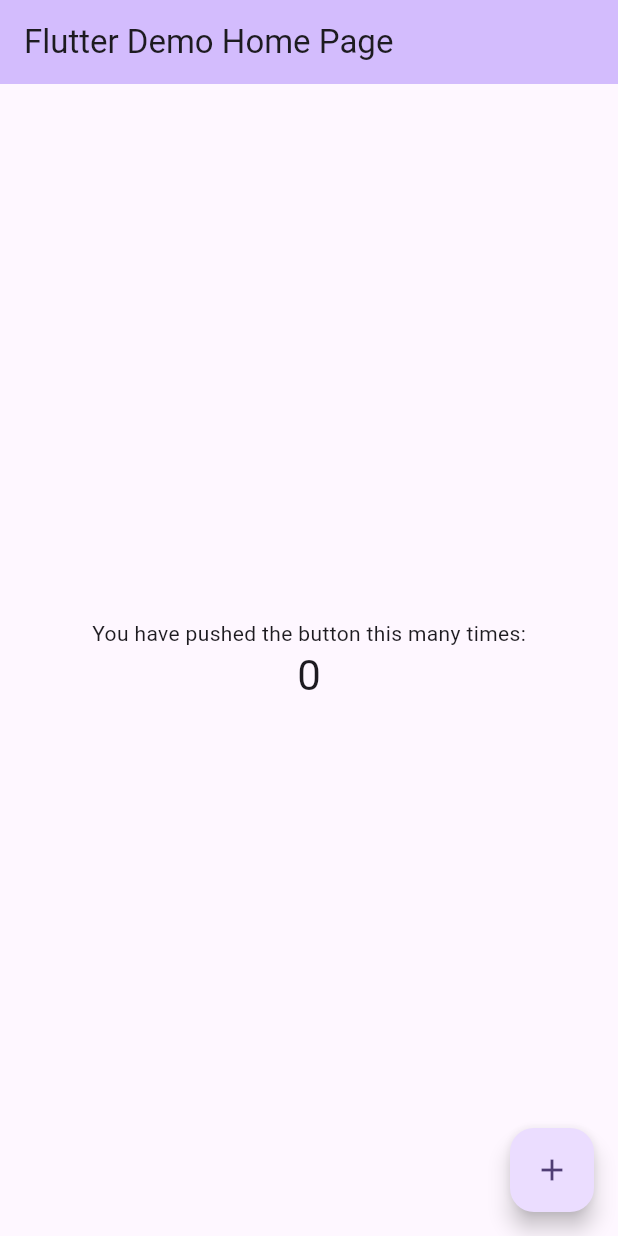
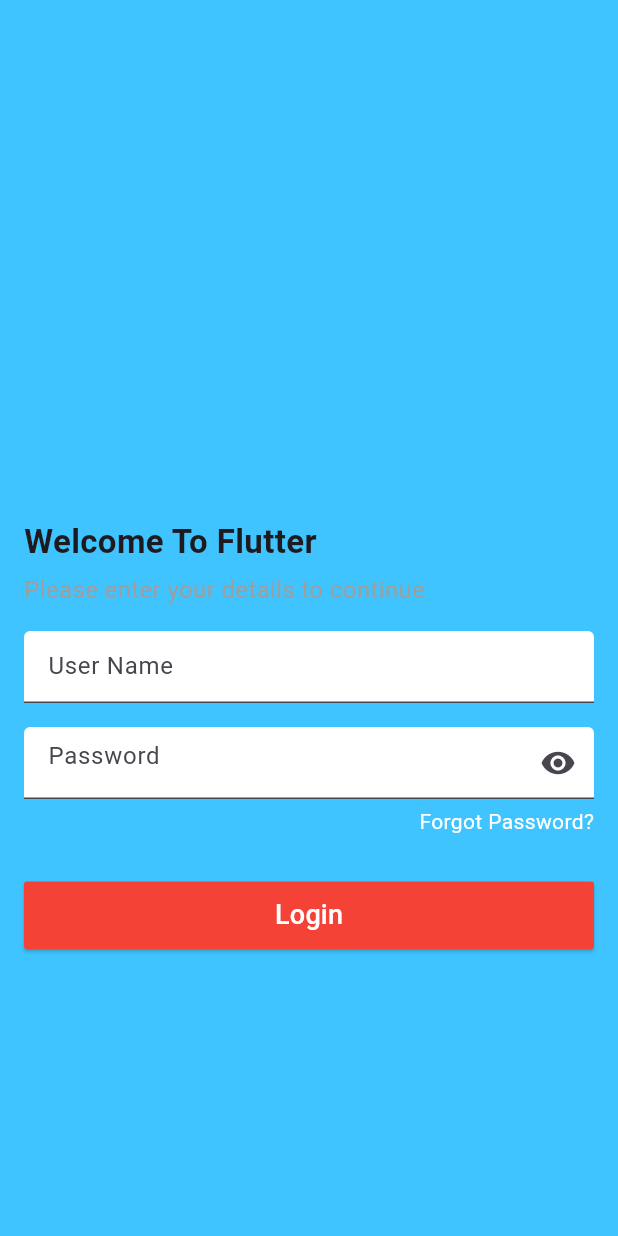
Before and after one commit to SaifulIslam123/cognizant_assessment, a Flutter app: the screen it shows after launch, on a phone screen of 412 x 824 dp. Run offline on Flutter 3.47's test engine with Material 3 defaults, Android fonts, the phone set to English and light mode, and no system bars.

Commit message:
Login ui layout implement

```diff
--- a/lib/main.dart
+++ b/lib/main.dart
@@ -1,3 +1,4 @@
+import 'package:cognizant_assessment/routes/LoginRoute.dart';
 import 'package:flutter/material.dart';
 
 void main() {
@@ -31,95 +32,7 @@ class MyApp extends StatelessWidget {
         colorScheme: ColorScheme.fromSeed(seedColor: Colors.deepPurple),
         useMaterial3: true,
       ),
-      home: const MyHomePage(title: 'Flutter Demo Home Page'),
+      home:  const LoginRoute(),
     );
   }
 }
-
-class MyHomePage extends StatefulWidget {
-  const MyHomePage({super.key, required this.title});
-
-  // This widget is the home page of your application. It is stateful, meaning
-  // that it has a State object (defined below) that contains fields that affect
-  // how it looks.
-
-  // This class is the configuration for the state. It holds the values (in this
-  // case the title) provided by the parent (in this case the App widget) and
-  // used by the build method of the State. Fields in a Widget subclass are
-  // always marked "final".
-
-  final String title;
-
-  @override
-  State<MyHomePage> createState() => _MyHomePageState();
-}
-
-class _MyHomePageState extends State<MyHomePage> {
-  int _counter = 0;
-
-  void _incrementCounter() {
-    setState(() {
-      // This call to setState tells the Flutter framework that something has
-      // changed in this State, which causes it to rerun the build method below
-      // so that the display can reflect the updated values. If we changed
-      // _counter without calling setState(), then the build method would not be
-      // called again, and so nothing would appear to happen.
-      _counter++;
-    });
-  }
-
-  @override
-  Widget build(BuildContext context) {
-    // This method is rerun every time setState is called, for instance as done
-    // by the _incrementCounter method above.
-    //
-    // The Flutter framework has been optimized to make rerunning build methods
-    // fast, so that you can just rebuild anything that needs updating rather
-    // than having to individually change instances of widgets.
-    return Scaffold(
-      appBar: AppBar(
-        // TRY THIS: Try changing the color here to a specific color (to
-        // Colors.amber, perhaps?) and trigger a hot reload to see the AppBar
-        // change color while the other colors stay the same.
-        backgroundColor: Theme.of(context).colorScheme.inversePrimary,
-        // Here we take the value from the MyHomePage object that was created by
-        // the App.build method, and use it to set our appbar title.
-        title: Text(widget.title),
-      ),
-      body: Center(
-        // Center is a layout widget. It takes a single child and positions it
-        // in the middle of the parent.
-        child: Column(
-          // Column is also a layout widget. It takes a list of children and
-          // arranges them vertically. By default, it sizes itself to fit its
-          // children horizontally, and tries to be as tall as its parent.
-          //
-          // Column has various properties to control how it sizes itself and
-          // how it positions its children. Here we use mainAxisAlignment to
-          // center the children vertically; the main axis here is the vertical
-          // axis because Columns are vertical (the cross axis would be
-          // horizontal).
-          //
-          // TRY THIS: Invoke "debug painting" (choose the "Toggle Debug Paint"
-          // action in the IDE, or press "p" in the console), to see the
-          // wireframe for each widget.
-          mainAxisAlignment: MainAxisAlignment.center,
-          children: <Widget>[
-            const Text(
-              'You have pushed the button this many times:',
-            ),
-            Text(
-              '$_counter',
-              style: Theme.of(context).textTheme.headlineMedium,
-            ),
-          ],
-        ),
-      ),
-      floatingActionButton: FloatingActionButton(
-        onPressed: _incrementCounter,
-        tooltip: 'Increment',
-        child: const Icon(Icons.add),
-      ), // This trailing comma makes auto-formatting nicer for build methods.
-    );
-  }
-}
--- /dev/null
+++ b/lib/routes/LoginRoute.dart
@@ -0,0 +1,110 @@
+import 'package:flutter/material.dart';
+
+class LoginRoute extends StatefulWidget {
+  const LoginRoute({super.key});
+
+  @override
+  State<StatefulWidget> createState() => _LoginState();
+}
+
+class _LoginState extends State<LoginRoute> {
+  final _userNameController = TextEditingController();
+  final _passwordController = TextEditingController();
+  final _formKey = GlobalKey<FormState>();
+  bool _isObscure = true;
+
+  @override
+  Widget build(BuildContext context) {
+    return SafeArea(
+      child: Scaffold(
+        resizeToAvoidBottomInset: false,
+        body: Container(
+          color: Colors.lightBlueAccent,
+          child: Column(
+            children: [
+              Expanded(flex: 40, child: Container()),
+              Expanded(
+                  flex: 60,
+                  child: Container(
+                    margin: const EdgeInsets.all(16),
+                    alignment: Alignment.topLeft,
+                    child: Form(
+                      key: _formKey,
+                      child: Column(
+                        crossAxisAlignment: CrossAxisAlignment.start,
+                        children: [
+                          const Text(
+                            'Welcome To Flutter',
+                            style: TextStyle(
+                                fontWeight: FontWeight.bold, fontSize: 22),
+                          ),
+                          const SizedBox(height: 5),
+                          const Text(
+                            'Please enter your details to continue',
+                            style: TextStyle(
+                                fontWeight: FontWeight.normal,
+                                fontSize: 16,
+                                color: Colors.grey),
+                          ),
+                          const SizedBox(height: 16),
+                          TextFormField(
+                            controller: _userNameController,
+                            decoration: const InputDecoration(
+                              filled: true,
+                              fillColor: Colors.white,
+                              hintText: 'User Name',
+                            ),
+                          ),
+                          const SizedBox(height: 16),
+                          TextFormField(
+                            obscureText: _isObscure,
+                            controller: _passwordController,
+                            decoration: InputDecoration(
+                                suffixIcon: IconButton(
+                                    onPressed: () {
+                                      setState(() {
+                                        _isObscure = !_isObscure;
+                                      });
+                                    },
+                                    icon: Icon(_isObscure
+                                        ? Icons.visibility
+                                        : Icons.visibility_off)),
+                                filled: true,
+                                fillColor: Colors.white,
+                                hintText: 'Password'),
+                          ),
+                          const SizedBox(height: 5),
+                          const Align(
+                              alignment: Alignment.topRight,
+                              child: Text('Forgot Password?',
+                                  style: TextStyle(
+                                      fontWeight: FontWeight.normal,
+                                      color: Colors.white))),
+                          const SizedBox(height: 30),
+                          SizedBox(
+                            width: double.infinity,
+                            height: 45,
+                            child: ElevatedButton(
+                              style: ElevatedButton.styleFrom(
+                                  shape: RoundedRectangleBorder(
+                                      borderRadius: BorderRadius.circular(2.0)),
+                                  backgroundColor: Colors.red),
+                              child: const Text(
+                                'Login',
+                                style: TextStyle(
+                                    fontSize: 18, color: Colors.white),
+                              ),
+                              onPressed: () {},
+                            ),
+                          )
+                        ],
+                      ),
+                    ),
+                  ))
+            ],
+          ),
+        ),
+      ),
+    );
+  }
+}
```
